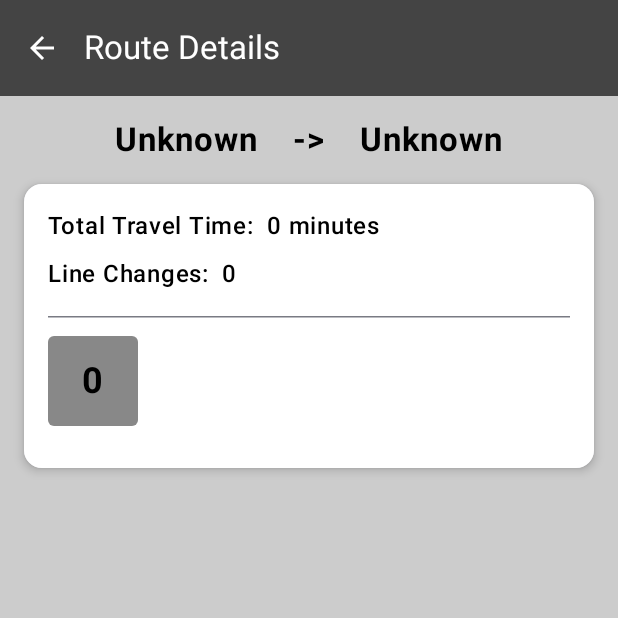
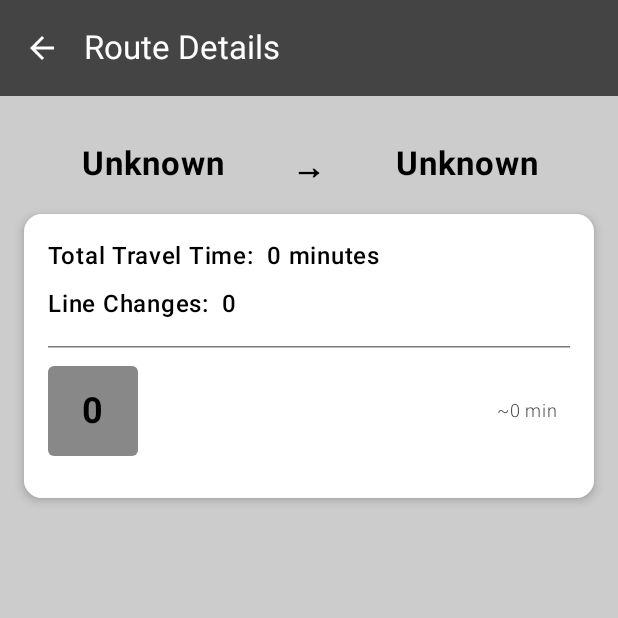
Before and after one commit to sujal3184/DelhiMetroNavigationApp, an Android app built with Jetpack Compose: the composable RouteDisplayScreen called with empty values, on a phone screen of 412 x 824 dp, the top half of it. Run offline under Robolectric (Android 15) with nearby library versions, the phone set to English and light mode, and no system bars.

Commit message:
Initial commit

```diff
--- a/app/src/main/java/com/example/delhimetronavigationapp/ui/theme/RouteDisplay.kt
+++ b/app/src/main/java/com/example/delhimetronavigationapp/ui/theme/RouteDisplay.kt
@@ -31,6 +31,7 @@ import androidx.compose.material.icons.Icons
 import androidx.compose.material.icons.filled.ArrowBack
 import androidx.compose.material3.*
 import androidx.compose.runtime.*
+import androidx.compose.ui.text.style.TextAlign
 
 import androidx.navigation.NavController
 import com.example.delhimetronavigationapp.Route
@@ -81,29 +82,34 @@ fun RouteDisplayScreen(sourceId: String, destId: String, navController: NavContr
                     .padding(16.dp)
             ) {
                 Row(
-                    modifier = Modifier.fillMaxWidth(),
-                    horizontalArrangement = Arrangement.Center
+                    modifier = Modifier
+                        .fillMaxWidth()
+                        .padding(vertical = 16.dp),
                 ) {
                     Text(
+                        modifier = Modifier.weight(1f),
                         text = sourceStation,
                         fontSize = 22.sp,
                         fontWeight = FontWeight.Bold,
-                        modifier = Modifier.padding(bottom = 4.dp),
+                        color = Color.Black,
+                        textAlign = TextAlign.Center
+                    )
+
+                    Text(
+                        modifier = Modifier.padding(horizontal = 8.dp),
+                        text = "→",
+                        fontSize = 22.sp,
+                        fontWeight = FontWeight.Bold,
                         color = Color.Black
                     )
+
                     Text(
-                        text = "    ->    ",
-                        fontSize = 22.sp,
-                        fontWeight = FontWeight.Bold,
-                        modifier = Modifier.padding(bottom = 4.dp),
-                        color = Color.Black
-                    )
-                    Text(
+                        modifier = Modifier.weight(1f),
                         text = destStation,
                         fontSize = 22.sp,
                         fontWeight = FontWeight.Bold,
-                        modifier = Modifier.padding(bottom = 16.dp),
-                        color = Color.Black
+                        color = Color.Black,
+                        textAlign = TextAlign.Center
                     )
                 }
 
@@ -122,10 +128,57 @@ fun RouteDisplayScreen(sourceId: String, destId: String, navController: NavContr
 
 @Composable
 fun RouteDisplay(route: Route, stations: List<Station>) {
+    // Get connections from the parent component
+    val metroData = remember { createMetroData() }
+    val connections = metroData.second
+
     // Calculate total time including walking time for line changes
     val lineChangesCount = if (route.lineChanges.isNotEmpty()) route.lineChanges.size - 1 else 0
     val totalWalkingTime = lineChangesCount * 8 // 8 minutes per line change
     val totalTravelTimeWithWalking = route.totalTime + totalWalkingTime
+
+    // Calculate cumulative time to reach each station
+    val timesToStations = remember(route) {
+        val times = mutableListOf<Int>()
+        var cumulativeTime = 0
+
+        // Add first station with time 0
+        times.add(cumulativeTime)
+
+        // Calculate time to reach each subsequent station
+        for (i in 0 until route.stations.size - 1) {
+            val fromId = route.stations[i]
+            val toId = route.stations[i + 1]
+
+            // Get the line for this segment
+            val line = if (i < route.lines.size) route.lines[i] else ""
+
+            // Check if there's a line change at the next station
+            val nextLine = if (i + 1 < route.lines.size) route.lines[i + 1] else line
+            val isLineChange = line != nextLine
+
+            // Add time for the segment (using the appropriate connection)
+            val connection = connections.find {
+                (it.fromStation == fromId && it.toStation == toId) ||
+                        (it.fromStation == toId && it.toStation == fromId)
+            }
+            val segmentTime = connection?.timeMins ?: 2 // Default 2 minutes if connection not found
+
+            // Add walking time if there's a line change
+            val walkingTime = if (isLineChange) 8 else 0
+
+            cumulativeTime += segmentTime
+            times.add(cumulativeTime)
+
+            // If there's a line change, add the walking time to the next station's time
+            if (isLineChange && i + 1 < times.size) {
+                cumulativeTime += walkingTime
+                times[i + 1] = cumulativeTime
+            }
+        }
+
+        times
+    }
 
     Card(
         modifier = Modifier.fillMaxWidth(),
@@ -137,7 +190,6 @@ fun RouteDisplay(route: Route, stations: List<Station>) {
                     .fillMaxWidth()
                     .padding(16.dp)
             ) {
-
                 Text(
                     text = "Total Travel Time:  ${totalTravelTimeWithWalking} minutes",
                     fontWeight = FontWeight.Medium,
@@ -152,8 +204,7 @@ fun RouteDisplay(route: Route, stations: List<Station>) {
                     color = Color.Black
                 )
 
-                    Spacer(modifier = Modifier.height(8.dp))
-
+                Spacer(modifier = Modifier.height(8.dp))
 
                 HorizontalDivider()
 
@@ -162,7 +213,7 @@ fun RouteDisplay(route: Route, stations: List<Station>) {
                         val stationId = route.stations[index]
                         val station = stations.find { it.id == stationId }
 
-                        // Determine the current line color and next line color
+                        // Determine the current line color
                         val currentLine = when {
                             // If we're at the start of the journey
                             index == 0 && route.lines.isNotEmpty() -> route.lines.first()
@@ -172,18 +223,15 @@ fun RouteDisplay(route: Route, stations: List<Station>) {
                             else -> station?.lines?.firstOrNull() ?: ""
                         }
 
-                        // Determine if this station is where a line change happens
+                        // Determine if this is a line change station
+                        // We check if the current station is not the last one and
+                        // the line after this station is different from the current line
                         val isLineChange = index < route.stations.size - 1 &&
-                                index < route.lines.size - 1 &&
-                                index >= 0 &&
-                                route.lines[index] != currentLine
+                                index < route.lines.size &&
+                                currentLine != route.lines[index]
 
-                        // Get the next line if there's a line change
-                        val nextLine = if (isLineChange && index < route.lines.size) {
-                            route.lines[index]
-                        } else {
-                            null
-                        }
+                        // Get the line we're changing to
+                        val nextLine = if (isLineChange) route.lines[index] else null
 
                         val isInterchange = (station?.lines?.size ?: 0) > 1
 
@@ -211,9 +259,11 @@ fun RouteDisplay(route: Route, stations: List<Station>) {
                                 )
                             }
 
-                            Spacer(modifier = Modifier.width(32.dp))
+                            Spacer(modifier = Modifier.width(16.dp))
 
-                            Column {
+                            Column(
+                                modifier = Modifier.weight(1f)
+                            ) {
                                 Text(
                                     text = station?.name ?: "",
                                     fontWeight = if (isInterchange) FontWeight.ExtraBold else FontWeight.Normal,
@@ -221,7 +271,7 @@ fun RouteDisplay(route: Route, stations: List<Station>) {
                                     color = Color.Black
                                 )
 
-                                // Show line change information at the current station, not the next one
+                                // Show line change information if this is a line change station
                                 if (isLineChange && nextLine != null) {
                                     Text(
                                         text = "Change from $currentLine to $nextLine",
@@ -237,6 +287,17 @@ fun RouteDisplay(route: Route, stations: List<Station>) {
                                         fontWeight = FontWeight.Medium
                                     )
                                 }
+                            }
+
+                            // Show time to reach on the right side
+                            if (index < timesToStations.size) {
+                                Text(
+                                    text = "~${timesToStations[index]} min",
+                                    color = Color.DarkGray,
+                                    fontWeight = FontWeight.Light,
+                                    fontSize = 12.sp,
+                                    modifier = Modifier.padding(end = 8.dp)
+                                )
                             }
                         }
                         if (index < route.stations.size - 1) {
```
